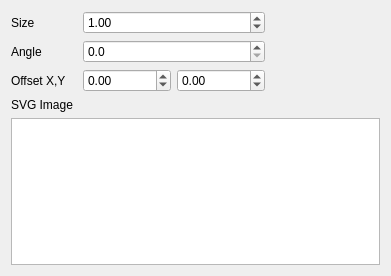
Old version of the form src/ui/symbollayer/widget_svgmarker.ui in the repository qgis/QGIS.
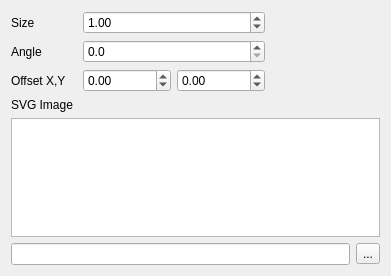
New version of the form.

Commit message: Add line edit to select svg marker

```diff
--- a/src/ui/symbollayer/widget_svgmarker.ui
+++ b/src/ui/symbollayer/widget_svgmarker.ui
@@ -13,8 +13,8 @@
   <property name="windowTitle">
    <string>Form</string>
   </property>
-  <layout class="QVBoxLayout" name="verticalLayout">
-   <item>
+  <layout class="QGridLayout" name="gridLayout">
+   <item row="0" column="0">
     <layout class="QGridLayout">
      <item row="0" column="0">
       <widget class="QLabel" name="label_2">
@@ -127,7 +127,7 @@
      </property>
     </widget>
    </item>
-   <item>
+   <item row="2" column="0">
     <widget class="QListView" name="viewImages">
      <property name="editTriggers">
       <set>QAbstractItemView::NoEditTriggers</set>
@@ -167,6 +167,20 @@
      </property>
     </widget>
    </item>
+   <item row="3" column="0">
+    <layout class="QHBoxLayout" name="horizontalLayout_2">
+     <item>
+      <widget class="QLineEdit" name="mFileLineEdit"/>
+     </item>
+     <item>
+      <widget class="QToolButton" name="mFileToolButton">
+       <property name="text">
+        <string>...</string>
+       </property>
+      </widget>
+     </item>
+    </layout>
+   </item>
   </layout>
  </widget>
  <tabstops>
```
Left out of the diff: 2 changed lines with no effect on the pictures. The commit also changes 2 other files.
